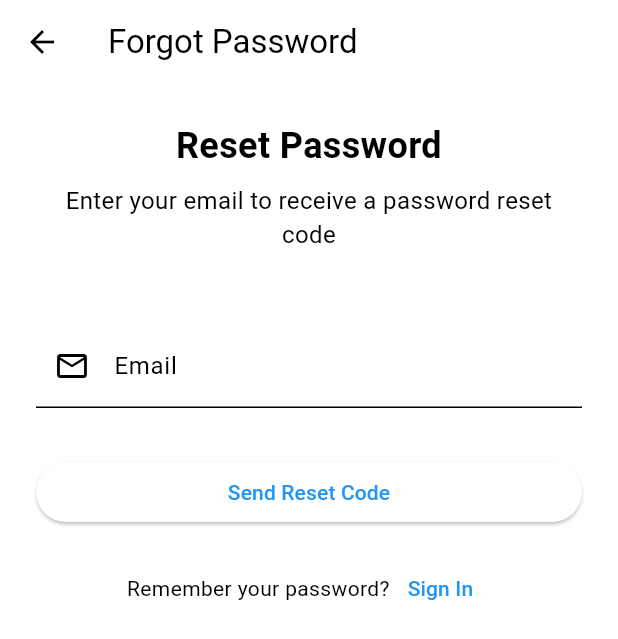
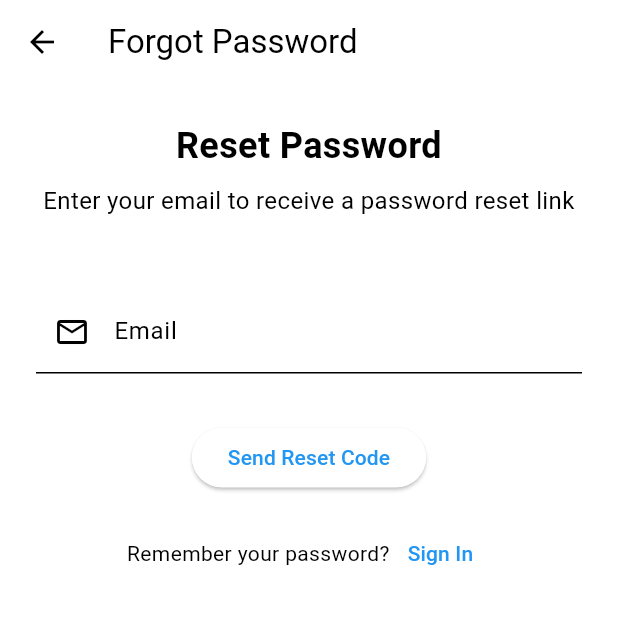
Before and after one commit to tarun1sisodia/cursor, a Flutter app: the ForgotPasswordScreen screen opened by its route, on a phone screen of 412 x 824 dp. Shown: the top 639 px of the screen. Run offline on Flutter 3.47's test engine with Material 3 defaults, Android fonts, the phone set to English and light mode, and no system bars; our stand-ins replace equatable, firebase_auth, firebase_core, flutter_dotenv, google_sign_in, lottie and 1 more; accounts and stored records are empty; generated files the repository leaves out were written again; network calls fail.

Commit message:
Forget_password_rest and login

```diff
--- a/lib/forgot_password_screen.dart
+++ b/lib/forgot_password_screen.dart
@@ -22,7 +22,7 @@ class _ForgotPasswordScreenState extends State<ForgotPasswordScreen> {
         child: SingleChildScrollView(
           padding: const EdgeInsets.all(24.0),
           child: Column(
-            crossAxisAlignment: CrossAxisAlignment.stretch,
+            crossAxisAlignment: CrossAxisAlignment.center,
             children: [
               const Text(
                 'Reset Password',
@@ -31,7 +31,7 @@ class _ForgotPasswordScreenState extends State<ForgotPasswordScreen> {
               ),
               const SizedBox(height: 8),
               const Text(
-                'Enter your email to receive a password reset code',
+                'Enter your email to receive a password reset link',
                 style: TextStyle(fontSize: 16),
                 textAlign: TextAlign.center,
               ),
--- a/lib/login_screen.dart
+++ b/lib/login_screen.dart
@@ -57,8 +57,8 @@ class _LoginScreenState extends State<LoginScreen> {
         Navigator.pushReplacementNamed(context, Routes.studentDashboard);
       }
     } catch (e) {
-      ScaffoldMessenger.of(context).showSnackBar(
-        SnackBar(
+      ScaffoldMessenger.of(context).showMaterialBanner(
+        MaterialBanner(actions: const [Text('I am Tarun Login Snack bar 61'),],
           content: Text('Google Sign-In failed: ${e.toString()}'),
           backgroundColor: Colors.red,
         ),
```
